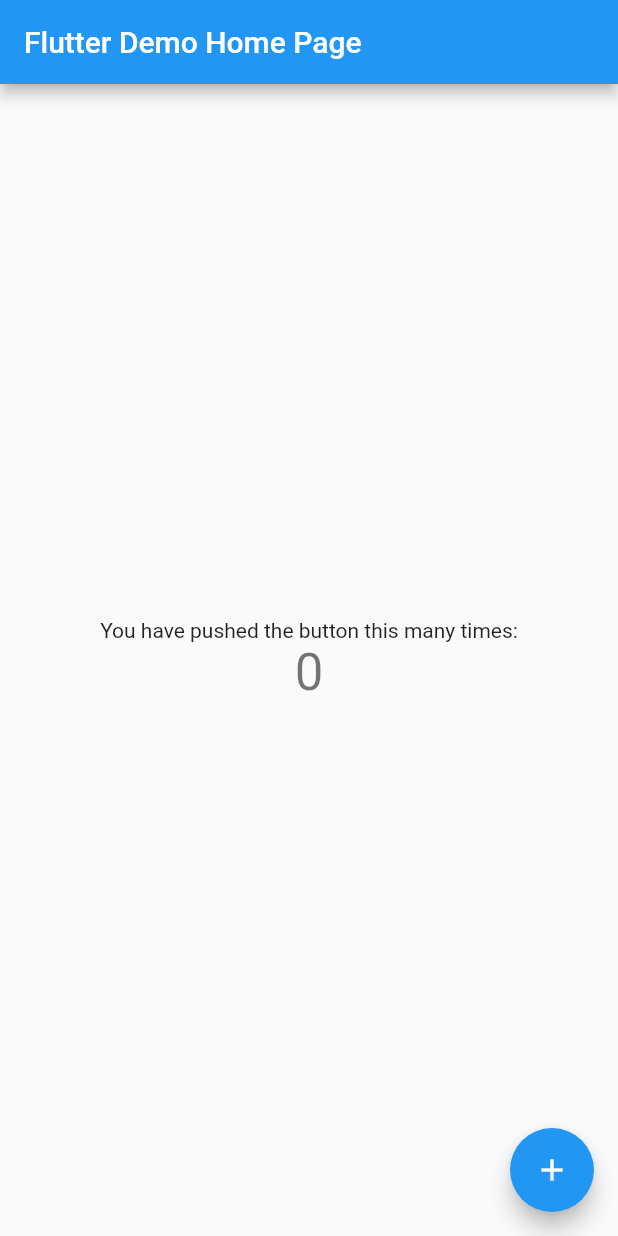
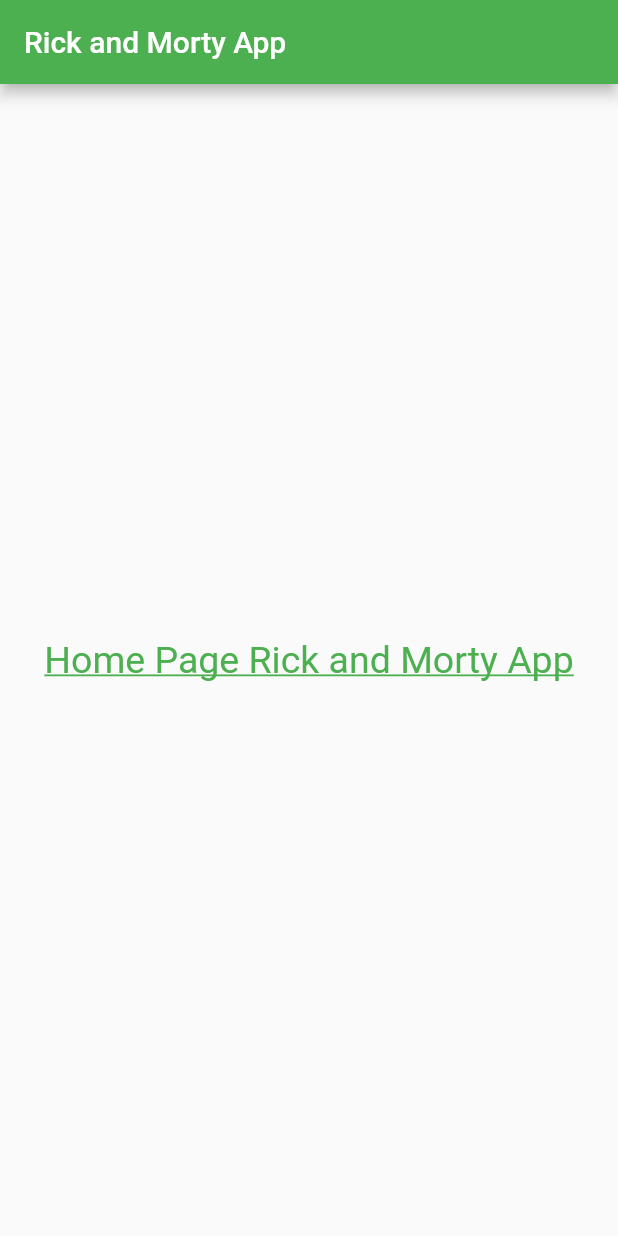
Before and after one commit to briansetzesglobant/rick_and_morty_app, a Flutter app: the screen it shows after launch, on a phone screen of 412 x 824 dp. Run offline on Flutter 3.47's test engine with Material 2 defaults, Android fonts, the phone set to English and light mode, and no system bars.

```diff
--- a/analysis_options.yaml
+++ b/analysis_options.yaml
@@ -31,7 +31,7 @@ linter:
     public_member_api_docs: false
 
     # Blindly follow the Flutter code style, which prefers types everywhere
-    always_specify_types: true
+    always_specify_types: false
 
     # Back to the 80s
     lines_longer_than_100_chars: true
--- a/lib/main.dart
+++ b/lib/main.dart
@@ -1,113 +1,21 @@
 import 'package:flutter/material.dart';
+import 'src/config/route/app_routes.dart';
+import 'src/core/util/routes_constants.dart';
 
 void main() {
-  runApp(MyApp());
+  runApp(App());
 }
 
-class MyApp extends StatelessWidget {
-  // This widget is the root of your application.
+class App extends StatelessWidget {
   @override
   Widget build(BuildContext context) {
     return MaterialApp(
-      title: 'Flutter Demo',
       theme: ThemeData(
-        // This is the theme of your application.
-        //
-        // Try running your application with "flutter run". You'll see the
-        // application has a blue toolbar. Then, without quitting the app, try
-        // changing the primarySwatch below to Colors.green and then invoke
-        // "hot reload" (press "r" in the console where you ran "flutter run",
-        // or simply save your changes to "hot reload" in a Flutter IDE).
-        // Notice that the counter didn't reset back to zero; the application
-        // is not restarted.
-        primarySwatch: Colors.blue,
+        primarySwatch: Colors.green,
       ),
-      home: MyHomePage(title: 'Flutter Demo Home Page'),
+      debugShowCheckedModeBanner: false,
+      initialRoute: RoutesConstants.splashScreenRoute,
+      onGenerateRoute: AppRoutes.generateRoute,
     );
   }
 }
-
-class MyHomePage extends StatefulWidget {
-  MyHomePage({Key? key, required this.title}) : super(key: key);
-
-  // This widget is the home page of your application. It is stateful, meaning
-  // that it has a State object (defined below) that contains fields that affect
-  // how it looks.
-
-  // This class is the configuration for the state. It holds the values (in this
-  // case the title) provided by the parent (in this case the App widget) and
-  // used by the build method of the State. Fields in a Widget subclass are
-  // always marked "final".
-
-  final String title;
-
-  @override
-  _MyHomePageState createState() => _MyHomePageState();
-}
-
-class _MyHomePageState extends State<MyHomePage> {
-  int _counter = 0;
-
-  void _incrementCounter() {
-    setState(() {
-      // This call to setState tells the Flutter framework that something has
-      // changed in this State, which causes it to rerun the build method below
-      // so that the display can reflect the updated values. If we changed
-      // _counter without calling setState(), then the build method would not be
-      // called again, and so nothing would appear to happen.
-      _counter++;
-    });
-  }
-
-  @override
-  Widget build(BuildContext context) {
-    // This method is rerun every time setState is called, for instance as done
-    // by the _incrementCounter method above.
-    //
-    // The Flutter framework has been optimized to make rerunning build methods
-    // fast, so that you can just rebuild anything that needs updating rather
-    // than having to individually change instances of widgets.
-    return Scaffold(
-      appBar: AppBar(
-        // Here we take the value from the MyHomePage object that was created by
-        // the App.build method, and use it to set our appbar title.
-        title: Text(widget.title),
-      ),
-      body: Center(
-        // Center is a layout widget. It takes a single child and positions it
-        // in the middle of the parent.
-        child: Column(
-          // Column is also a layout widget. It takes a list of children and
-          // arranges them vertically. By default, it sizes itself to fit its
-          // children horizontally, and tries to be as tall as its parent.
-          //
-          // Invoke "debug painting" (press "p" in the console, choose the
-          // "Toggle Debug Paint" action from the Flutter Inspector in Android
-          // Studio, or the "Toggle Debug Paint" command in Visual Studio Code)
-          // to see the wireframe for each widget.
-          //
-          // Column has various properties to control how it sizes itself and
-          // how it positions its children. Here we use mainAxisAlignment to
-          // center the children vertically; the main axis here is the vertical
-          // axis because Columns are vertical (the cross axis would be
-          // horizontal).
-          mainAxisAlignment: MainAxisAlignment.center,
-          children: <Widget>[
-            Text(
-              'You have pushed the button this many times:',
-            ),
-            Text(
-              '$_counter',
-              style: Theme.of(context).textTheme.headline4,
-            ),
-          ],
-        ),
-      ),
-      floatingActionButton: FloatingActionButton(
-        onPressed: _incrementCounter,
-        tooltip: 'Increment',
-        child: Icon(Icons.add),
-      ), // This trailing comma makes auto-formatting nicer for build methods.
-    );
-  }
-}
--- a/lib/src/config/route/app_routes.dart
+++ b/lib/src/config/route/app_routes.dart
@@ -0,0 +1,32 @@
+import 'package:flutter/material.dart';
+import '../../core/util/routes_constants.dart';
+import '../../core/util/strings_constants.dart';
+import '../../presentation/view/home_page.dart';
+import '../../presentation/view/splash_screen.dart';
+
+class AppRoutes {
+  static Route<dynamic> generateRoute(RouteSettings settings) {
+    switch (settings.name) {
+      case RoutesConstants.splashScreenRoute:
+        return MaterialPageRoute(
+          builder: (_) => const SplashScreen(),
+        );
+      case RoutesConstants.homeRoute:
+        return MaterialPageRoute(
+          builder: (_) => const HomePage(
+            title: StringsConstants.homePageTitle,
+          ),
+        );
+      default:
+        return MaterialPageRoute(
+          builder: (_) => const Scaffold(
+            body: Center(
+              child: Text(
+                StringsConstants.appRouteDefault,
+              ),
+            ),
+          ),
+        );
+    }
+  }
+}
--- a/lib/src/core/util/constants.dart
+++ b/lib/src/core/util/constants.dart
@@ -0,0 +1,8 @@
+abstract class Constants {
+  static const int splashScreenDuration = 3000;
+  static const double splashScreenPositionedLeft = 20.0;
+  static const double splashScreenPositionedRight = 20.0;
+  static const double splashScreenPositionedBottom = 20.0;
+  static const double splashScreenLinearMinHeight = 30.0;
+  static const double homePageTextSize = 25.0;
+}
--- /dev/null
+++ b/lib/src/core/util/routes_constants.dart
@@ -0,0 +1,4 @@
+abstract class RoutesConstants {
+  static const String homeRoute = '/homePage';
+  static const String splashScreenRoute = '/';
+}
--- /dev/null
+++ b/lib/src/core/util/strings_constants.dart
@@ -0,0 +1,6 @@
+abstract class StringsConstants {
+  static const String splashScreenImage = 'assets/images/Rick_and_Morty.png';
+  static const String homePageTitle = 'Rick and Morty App';
+  static const String appRouteDefault = 'Undefined route';
+  static const String homePageText = 'Home Page Rick and Morty App';
+}
--- /dev/null
+++ b/lib/src/presentation/view/home_page.dart
@@ -0,0 +1,38 @@
+import 'package:flutter/material.dart';
+import '../../core/util/constants.dart';
+import '../../core/util/strings_constants.dart';
+
+class HomePage extends StatefulWidget {
+  const HomePage({
+    required this.title,
+  });
+
+  final String title;
+
+  @override
+  _HomePageState createState() => _HomePageState();
+}
+
+class _HomePageState extends State<HomePage> {
+  @override
+  Widget build(BuildContext context) {
+    return Scaffold(
+      appBar: AppBar(
+        title: Text(
+          widget.title,
+        ),
+        automaticallyImplyLeading: false,
+      ),
+      body: const Center(
+        child: Text(
+          StringsConstants.homePageText,
+          style: TextStyle(
+            fontSize: Constants.homePageTextSize,
+            color: Colors.green,
+            decoration: TextDecoration.underline,
+          ),
+        ),
+      ),
+    );
+  }
+}
--- a/pubspec.yaml
+++ b/pubspec.yaml
@@ -49,6 +49,8 @@ flutter:
   # assets:
   #   - images/a_dot_burr.jpeg
   #   - images/a_dot_ham.jpeg
+  assets:
+    - assets/images/
 
   # An image asset can refer to one or more resolution-specific "variants", see
   # https://flutter.dev/assets-and-images/#resolution-aware.
```
Also changed, not shown: lib/src/presentation/view/splash_screen.dart (added, +67 -0 lines), assets/images/Rick_and_Morty.png (added), 1 other file.
